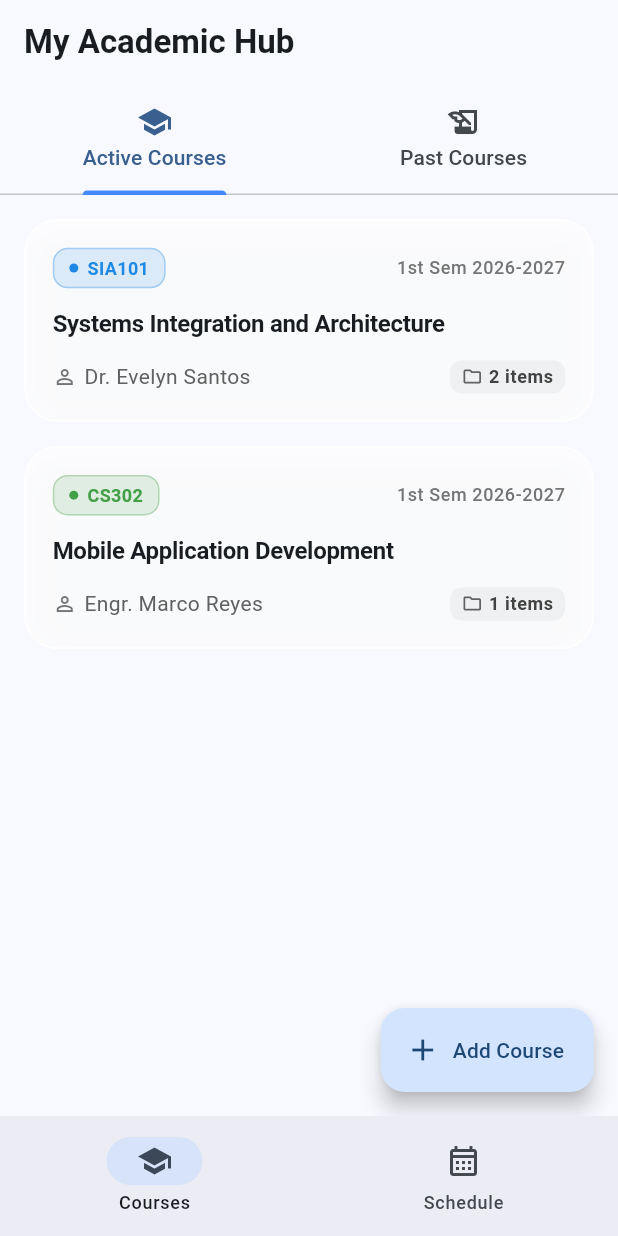
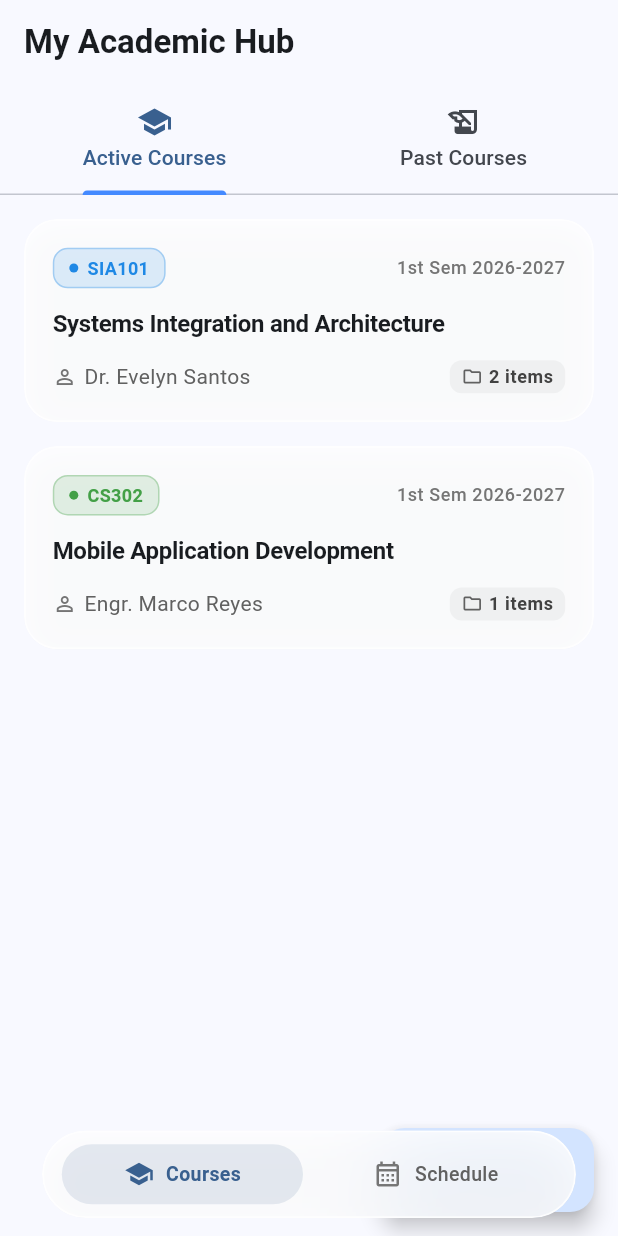
Before and after one commit to benhrnndz/app-storage, a Flutter app: the screen it shows after launch, on a phone screen of 412 x 824 dp. Run offline on Flutter 3.47's test engine with Material 3 defaults, Android fonts, the light colour scheme and no system bars.

Commit message:
feat(ui): implement floating iOS glass navigation bar with blur

```diff
--- a/lib/features/navigation/main_navigation_screen.dart
+++ b/lib/features/navigation/main_navigation_screen.dart
@@ -1,10 +1,11 @@
 // lib/features/navigation/main_navigation_screen.dart
 import 'package:flutter/material.dart';
+import '../../core/widgets/glass_card.dart';
 import '../courses/screens/courses_screen.dart';
 import '../schedule/screens/schedule_screen.dart';
 
-/// The root host screen providing bottom navigation between
-/// Courses (Academic Hub) and Schedule (Timetable & Calendar).
+/// The root host screen providing an iOS-inspired floating glass
+/// navigation bar between Courses (Academic Hub) and Schedule (Timetable & Calendar).
 class MainNavigationScreen extends StatefulWidget {
   const MainNavigationScreen({super.key});
 
@@ -25,31 +26,85 @@ class _MainNavigationScreenState extends State<MainNavigationScreen> {
   @override
   Widget build(BuildContext context) {
     return Scaffold(
-      // IndexedStack keeps both screens alive in memory so scroll position
-      // and state are preserved when switching tabs!
+      // extendBody allows scrollable content to flow behind the glass navigation bar
+      extendBody: true,
       body: IndexedStack(
         index: _currentIndex,
         children: _screens,
       ),
-      bottomNavigationBar: NavigationBar(
-        selectedIndex: _currentIndex,
-        onDestinationSelected: (int index) {
-          setState(() {
-            _currentIndex = index;
-          });
-        },
-        destinations: const [
-          NavigationDestination(
-            icon: Icon(Icons.school_outlined),
-            selectedIcon: Icon(Icons.school),
-            label: 'Courses',
+      bottomNavigationBar: SafeArea(
+        child: Padding(
+          padding: const EdgeInsets.symmetric(horizontal: 28, vertical: 12),
+          child: GlassContainer(
+            borderRadius: 32,
+            blur: 24,
+            padding: const EdgeInsets.symmetric(horizontal: 12, vertical: 8),
+            child: Row(
+              children: [
+                Expanded(
+                  child: _buildNavItem(
+                    index: 0,
+                    icon: Icons.school_outlined,
+                    activeIcon: Icons.school,
+                    label: 'Courses',
+                  ),
+                ),
+                const SizedBox(width: 8),
+                Expanded(
+                  child: _buildNavItem(
+                    index: 1,
+                    icon: Icons.calendar_month_outlined,
+                    activeIcon: Icons.calendar_month,
+                    label: 'Schedule',
+                  ),
+                ),
+              ],
+            ),
           ),
-          NavigationDestination(
-            icon: Icon(Icons.calendar_month_outlined),
-            selectedIcon: Icon(Icons.calendar_month),
-            label: 'Schedule',
-          ),
-        ],
+        ),
+      ),
+    );
+  }
+
+  Widget _buildNavItem({
+    required int index,
+    required IconData icon,
+    required IconData activeIcon,
+    required String label,
+  }) {
+    final isSelected = _currentIndex == index;
+    final primaryColor = Theme.of(context).colorScheme.primary;
+
+    return InkWell(
+      onTap: () => setState(() => _currentIndex = index),
+      borderRadius: BorderRadius.circular(24),
+      child: AnimatedContainer(
+        duration: const Duration(milliseconds: 240),
+        curve: Curves.easeInOut,
+        padding: const EdgeInsets.symmetric(vertical: 10),
+        decoration: BoxDecoration(
+          color: isSelected ? primaryColor.withOpacity(0.12) : Colors.transparent,
+          borderRadius: BorderRadius.circular(24),
+        ),
+        child: Row(
+          mainAxisAlignment: MainAxisAlignment.center,
+          children: [
+            Icon(
+              isSelected ? activeIcon : icon,
+              size: 20,
+              color: isSelected ? primaryColor : Colors.grey.shade600,
+            ),
+            const SizedBox(width: 8),
+            Text(
+              label,
+              style: TextStyle(
+                fontSize: 13,
+                fontWeight: isSelected ? FontWeight.bold : FontWeight.w500,
+                color: isSelected ? primaryColor : Colors.grey.shade700,
+              ),
+            ),
+          ],
+        ),
       ),
     );
   }
```
